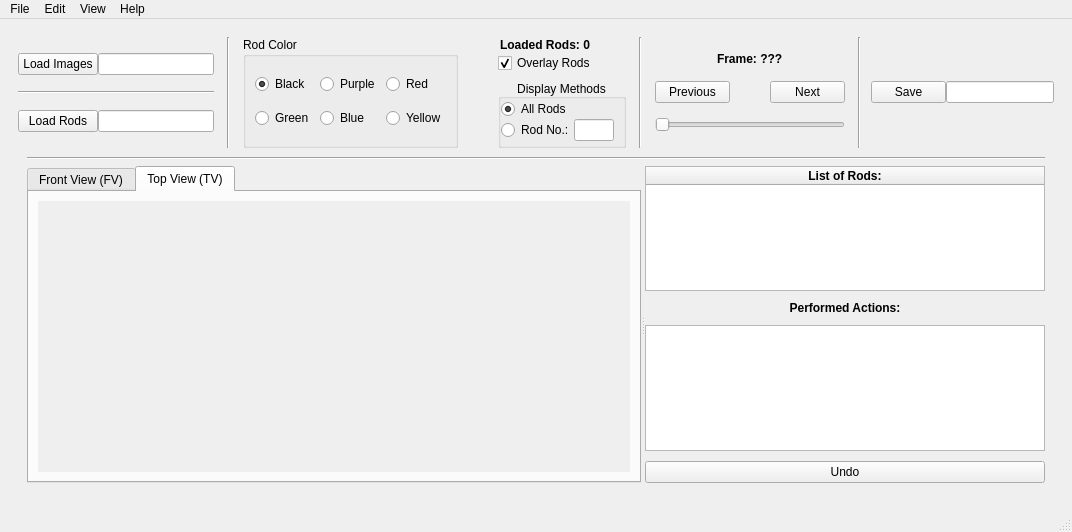
This is Python/ui/mainwindow_layout.ui in ANP-Granular/ParticleTracking as Qt 5 draws it before an edit. The edited form follows.
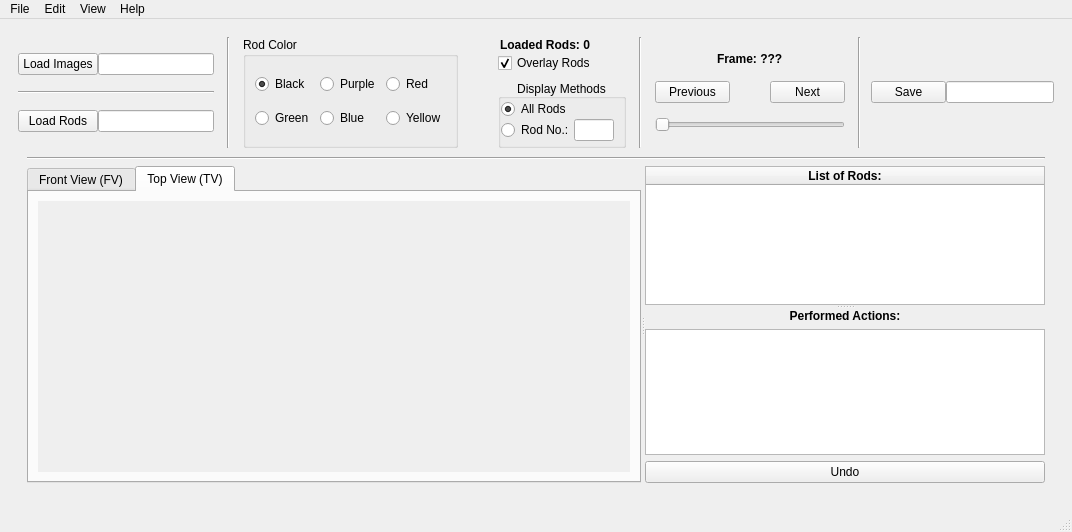
This is the edited form. The open tabs and pages were chosen to show the change. Icons and pictures are not drawn. Custom widgets are drawn as their Qt base class.

Commit message: Implements a slider to adjust the rod list size

The edit to the form file:
```diff
--- a/Python/ui/mainwindow_layout.ui
+++ b/Python/ui/mainwindow_layout.ui
@@ -795,7 +795,7 @@
               </widget>
              </widget>
              <widget class="QWidget" name="verticalLayoutWidget">
-              <layout class="QVBoxLayout" name="undo_layout" stretch="0,0,0,0">
+              <layout class="QVBoxLayout" name="undo_layout" stretch="0">
                <property name="spacing">
                 <number>10</number>
                </property>
@@ -803,6 +803,10 @@
                 <enum>QLayout::SetMaximumSize</enum>
                </property>
                <item>
+                <widget class="QSplitter" name="splitter_2">
+                 <property name="orientation">
+                  <enum>Qt::Vertical</enum>
+                 </property>
                 <widget class="QTreeWidget" name="tv_rods">
                  <property name="sizePolicy">
                   <sizepolicy hsizetype="Maximum" vsizetype="Expanding">
@@ -840,7 +844,8 @@
                   </property>
                  </column>
                 </widget>
-               </item>
+                 <widget class="QWidget" name="verticalLayoutWidget_2">
+                  <layout class="QVBoxLayout" name="verticalLayout_5">
                <item>
                 <widget class="QLabel" name="lbl_actions_list">
                  <property name="styleSheet">
@@ -897,6 +902,10 @@
                   <iconset>
                    <normaloff>resources/left-arrow-96.png</normaloff>resources/left-arrow-96.png</iconset>
                  </property>
+                    </widget>
+                   </item>
+                  </layout>
+                 </widget>
                 </widget>
                </item>
               </layout>
```
Left out of the diff: 6 changed lines with no effect on the pictures. Lines whose indentation alone changed are shown as unchanged. The commit also changes 1 other file.
